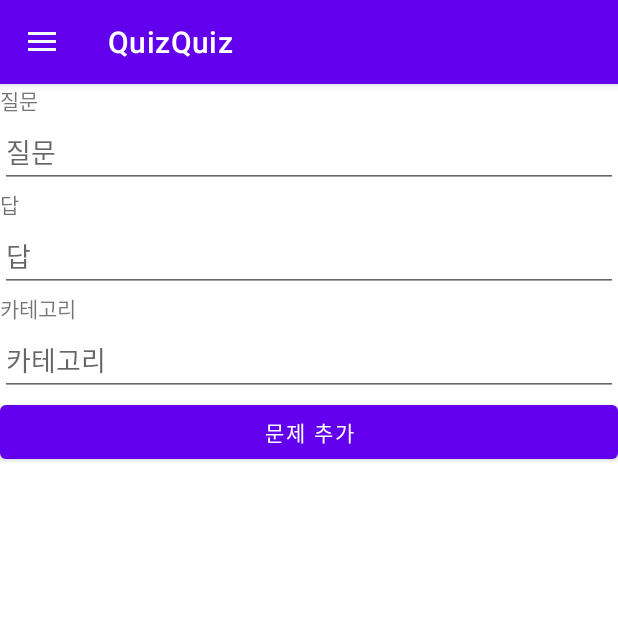
After one commit to printyeon/Summer-Android-Study, an Android app: the fragment QuizCreateFragment placed in its activity, on a phone screen of 412 x 824 dp, the top half of it. The commit adds this screen. Run offline under Robolectric (Android 15) with nearby library versions, the phone set to English and light mode, and no system bars; our stand-ins replace Room's generated code.

Commit message:
db에 퀴즈 추가할 수 있게 하기

```diff
--- /dev/null
+++ b/app/src/main/java/com/example/quizquiz/QuizCreateFragment.kt
@@ -0,0 +1,51 @@
+package com.example.quizquiz
+
+import android.content.Context
+import android.os.Bundle
+import android.view.LayoutInflater
+import android.view.View
+import android.view.ViewGroup
+import android.widget.Button
+import android.widget.EditText
+import android.widget.Toast
+import androidx.fragment.app.Fragment
+import com.example.quizquiz.database.Quiz
+import com.example.quizquiz.database.QuizDatabase
+import java.lang.Exception
+
+class QuizCreateFragment :Fragment(){
+
+    lateinit var db: QuizDatabase
+
+    override fun onCreateView(
+        inflater: LayoutInflater,
+        container: ViewGroup?,
+        savedInstanceState: Bundle?
+    ): View? {
+        val view = inflater.inflate(R.layout.quiz_create_fragment, container, false)
+
+        db = QuizDatabase.getInstance(requireContext())
+
+        view.findViewById<Button>(R.id.addQuiz).setOnClickListener {
+            // Edittext에 있는 값들 모두 추출해서 문자열로 변환
+            val question = view.findViewById<EditText>(R.id.question).text.toString()
+            val answer = view.findViewById<EditText>(R.id.answer).text.toString()
+            val category = view.findViewById<EditText>(R.id.category).text.toString()
+
+            // Quiz 객체를 만들어야 됨
+            val quiz = Quiz(type = "ox",
+                question = question,
+                answer = answer,
+                category = category)
+
+            // Quiz 객체를 DB에 추가(insert) 스레드 사용하기ㅏ
+            Thread {
+                db.quizDAO().insert(quiz)
+            }.start()
+
+            Toast.makeText(requireContext(), "추가되었습니다", Toast.LENGTH_SHORT).show()
+        }
+        return view
+    }
+
+}
--- a/app/src/main/java/com/example/quizquiz/QuizFragment.kt
+++ b/app/src/main/java/com/example/quizquiz/QuizFragment.kt
@@ -1,14 +1,89 @@
 package com.example.quizquiz
 
+import android.os.AsyncTask
 import android.os.Bundle
+import android.util.Log
 import android.view.LayoutInflater
 import android.view.View
 import android.view.ViewGroup
 import androidx.fragment.app.Fragment
+import com.example.quizquiz.database.Quiz
+import com.example.quizquiz.database.QuizDatabase
 
 
-class QuizFragment : Fragment() {
+
+class QuizFragment : Fragment(),
+    QuizStartFragment.QuizStartListener,
+    QuizSolveFragment.QuizSolveListener,
+    QuizResultFragment.QuizResultListener
+{
+    lateinit var db: QuizDatabase
+    lateinit var quizList : List<Quiz>
+    var currentQuizIdx = 0
+    var correctCount = 0
+
+    override fun onRetry() {
+        childFragmentManager
+            .beginTransaction()
+            .replace(R.id.fragment_container, QuizStartFragment())
+            .commit()
+    }
+
+    override fun onAnswerSelected(isCorrect: Boolean) {
+        // isCorrect가 true면 correctCount 1씩 증가
+        // 다음 퀴즈로 넘어가기 => currentQuizIdx 1씩 증가
+        // => QuizSolveFragment를 다시 만들어서 replace (단, 여기로 전달할 퀴즈는 다음 퀴즈)
+        if(isCorrect) correctCount++
+        currentQuizIdx++
+
+        if(currentQuizIdx == quizList.size) {
+            childFragmentManager
+                .beginTransaction()
+                .replace(R.id.fragment_container,
+                    QuizResultFragment.newInstance(correctCount, quizList.size))
+                .commit()
+        } else {
+            childFragmentManager
+                .beginTransaction()
+                .replace(R.id.fragment_container,
+                    QuizSolveFragment.newInstance(quizList[currentQuizIdx]))
+                .commit()
+        }
+    }
+
+    override fun onQuizStart() {
+        Log.d("mytag", "시작하기!!!")
+
+        AsyncTask.execute {
+            currentQuizIdx = 0
+            correctCount = 0
+            quizList = db.quizDAO().getAll()
+
+            //프레그먼트의 프레그먼트
+            childFragmentManager
+                .beginTransaction()
+                .replace(R.id.fragment_container,
+                    QuizSolveFragment.newInstance(quizList[currentQuizIdx]))
+                .commit()
+        }
+    }
+
+
     override fun onCreateView(inflater: LayoutInflater, container: ViewGroup?, savedInstanceState: Bundle?) : View? {
+        val view = inflater.inflate(
+            R.layout.quiz_fragment,
+            container,
+            false)
+
+        db = QuizDatabase.getInstance(requireContext()!!)
+
+        childFragmentManager
+            .beginTransaction().add(R.id.fragment_container, QuizStartFragment())
+            .commit()
+
         return inflater.inflate(R.layout.quiz_fragment, container, false)
     }
+
+
+
 }
--- /dev/null
+++ b/app/src/main/java/com/example/quizquiz/QuizStartFragment.kt
@@ -0,0 +1,42 @@
+package com.example.quizquiz
+
+import android.content.Context
+import android.os.Bundle
+import android.view.LayoutInflater
+import android.view.View
+import android.view.ViewGroup
+import android.widget.Button
+import androidx.fragment.app.Fragment
+import java.lang.Exception
+
+class QuizStartFragment : Fragment() {
+    interface QuizStartListener {
+        fun onQuizStart()
+    }
+    lateinit var listener : QuizStartListener
+
+    //listener 초기화
+    override fun onAttach(context: Context) {
+        super.onAttach(context)
+
+        if(parentFragment is QuizStartListener) {
+            listener = parentFragment as QuizStartListener
+        } else {
+            throw Exception("QuizStartListener 미구현") //예외
+        }
+    }
+
+    override fun onCreateView(
+        inflater: LayoutInflater,
+        container: ViewGroup?,
+        savedInstanceState: Bundle?
+    ): View? {
+        val view = inflater.inflate(R.layout.quiz_start_fragment, container, false)
+
+        view.findViewById<Button>(R.id.start).setOnClickListener {
+            listener.onQuizStart()
+        }
+
+        return view
+    }
+}
--- a/app/src/main/java/com/example/quizquiz/database/QuizStartFragment.kt
+++ /dev/null
@@ -1,4 +0,0 @@
-package com.example.quizquiz.database
-
-class QuizStartFragment {
-}
--- /dev/null
+++ b/app/src/main/res/layout/quiz_create_fragment.xml
@@ -0,0 +1,46 @@
+<?xml version="1.0" encoding="utf-8"?>
+<LinearLayout xmlns:android="http://schemas.android.com/apk/res/android"
+    android:orientation="vertical"
+    android:layout_width="match_parent"
+    android:layout_height="match_parent">
+
+    <TextView
+        android:text="질문"
+        android:layout_width="match_parent"
+        android:layout_height="wrap_content"/>
+
+    <EditText
+        android:id="@+id/question"
+        android:hint="질문"
+        android:layout_width="match_parent"
+        android:layout_height="wrap_content"/>
+
+    <TextView
+        android:text="답"
+        android:layout_width="match_parent"
+        android:layout_height="wrap_content"/>
+
+    <EditText
+        android:id="@+id/answer"
+        android:hint="답"
+        android:layout_width="match_parent"
+        android:layout_height="wrap_content"/>
+
+    <TextView
+        android:text="카테고리"
+        android:layout_width="match_parent"
+        android:layout_height="wrap_content"/>
+
+    <EditText
+        android:id="@+id/category"
+        android:hint="카테고리"
+        android:layout_width="match_parent"
+        android:layout_height="wrap_content"/>
+
+    <Button
+        android:id="@+id/addQuiz"
+        android:text="문제 추가"
+        android:layout_width="match_parent"
+        android:layout_height="wrap_content"/>
+
+</LinearLayout>
--- a/app/src/main/res/menu/nav_menu.xml
+++ b/app/src/main/res/menu/nav_menu.xml
@@ -11,4 +11,9 @@
         android:id="@+id/quiz_manage"
         android:title="퀴즈 관리"
         android:icon="@android:drawable/ic_menu_zoom"/>
+
+    <item
+        android:id="@+id/quiz_create"
+        android:title="퀴즈 추가"
+        android:icon="@android:drawable/ic_menu_compass"/>
 </menu>
```
Also changed, not shown: app/src/main/java/com/example/quizquiz/MainActivity.kt (+7 -0 lines), app/src/main/java/com/example/quizquiz/QuizResultFragment.kt (added, +61 -0 lines), app/src/main/java/com/example/quizquiz/QuizSolveFragment.kt (added, +87 -0 lines), app/src/main/res/layout/quiz_result_fragment.xml (added, +21 -0 lines), app/src/main/res/layout/quiz_solve_fragment.xml (added, +29 -0 lines), app/src/main/res/layout/quiz_start_fragment.xml (added, +13 -0 lines).
